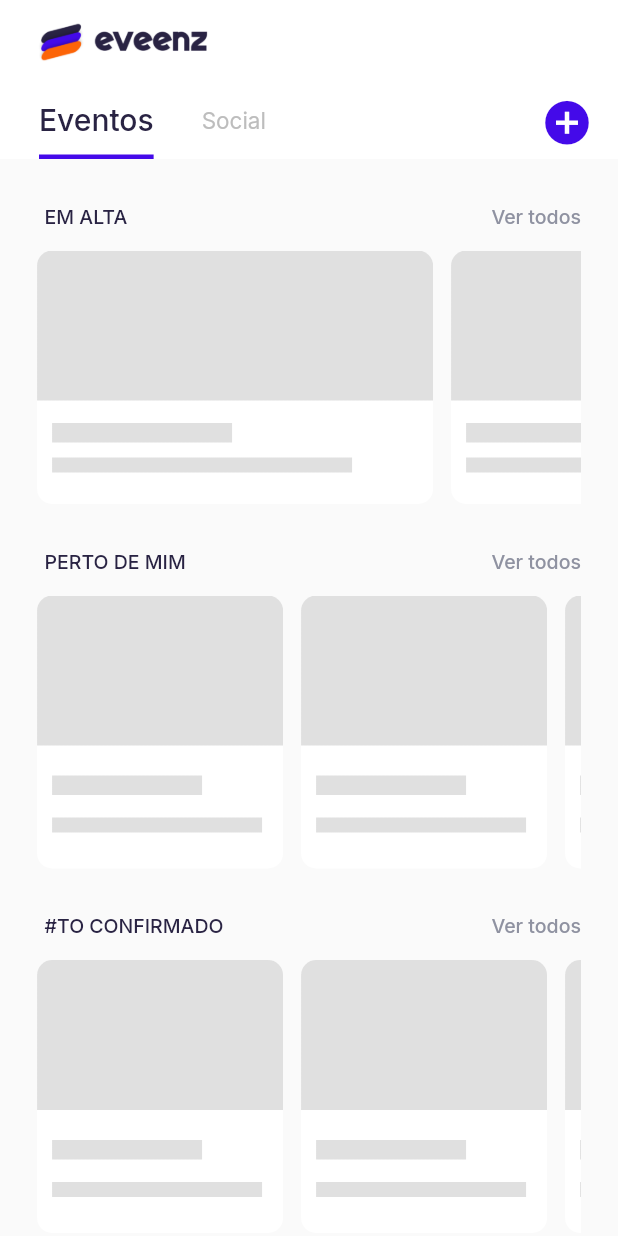
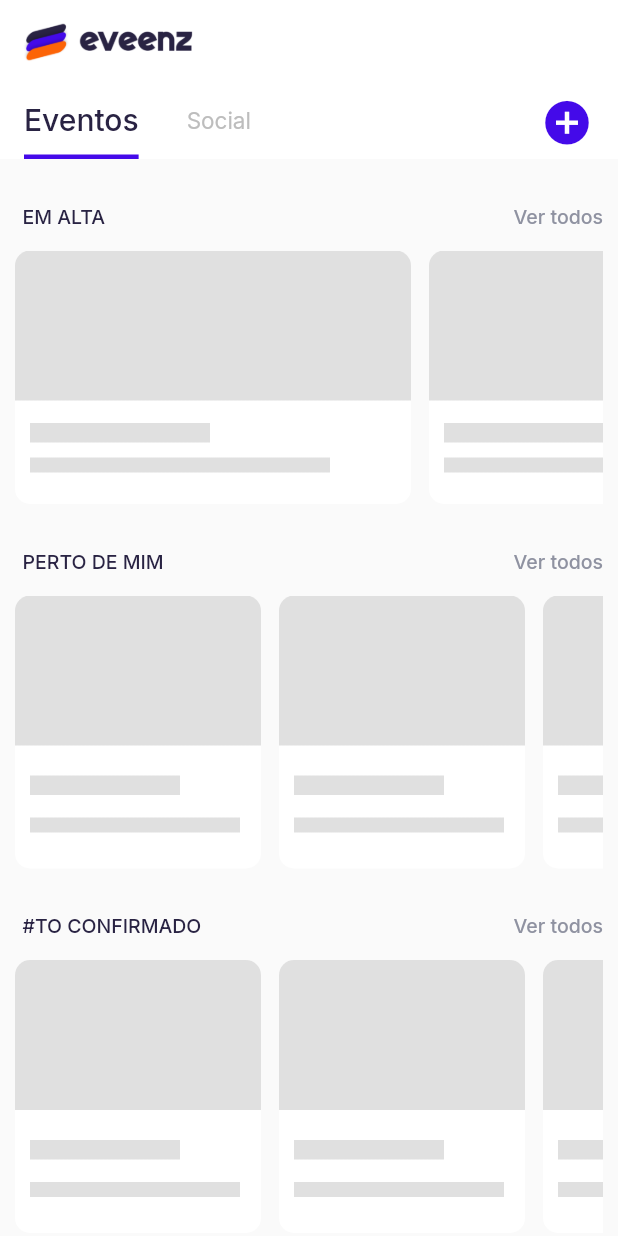
Before and after one commit to mvelosos/eveenz-mobile, a Flutter app: the HomePage screen opened by its route, on a phone screen of 412 x 824 dp. Run offline on Flutter 3.47's test engine with Material 2 defaults, Android fonts, the phone set to English and light mode, and no system bars; drawn by our look-alikes of shimmer; our stand-ins replace auto_size_text, carousel_slider, dartz, device_preview, dio, font_awesome_flutter and 12 more; missing offline and left inert: action_cable, flutter_facebook_auth, onesignal_flutter; accounts and stored records are empty.

Commit message:
padding updates

```diff
--- a/lib/app/pages/home/home_page.dart
+++ b/lib/app/pages/home/home_page.dart
@@ -24,7 +24,7 @@ class _HomePageState extends State<HomePage> {
             fit: BoxFit.cover,
             height: 27,
           ),
-          titleSpacing: 25,
+          titleSpacing: 15,
           centerTitle: false,
           backgroundColor: Colors.white,
           shadowColor: Colors.transparent,
@@ -33,7 +33,7 @@ class _HomePageState extends State<HomePage> {
           bottom: PreferredSize(
             preferredSize: Size.fromHeight(50),
             child: Container(
-              margin: EdgeInsets.only(left: 10, right: 10),
+              // margin: EdgeInsets.only(left: 10, right: 10),
               color: Colors.white,
               child: Row(
                 mainAxisAlignment: MainAxisAlignment.spaceBetween,
@@ -64,9 +64,11 @@ class _HomePageState extends State<HomePage> {
                       ],
                     ),
                   ),
-                  Container(
+                  Padding(
+                    padding: const EdgeInsets.only(right: 10),
+                    child: Container(
                       child: MaterialButton(
-                      padding: EdgeInsets.all(0),
+                        padding: EdgeInsets.only(),
                         minWidth: 0,
                         onPressed: () {
                           Get.to(() => NewEventPage());
@@ -75,6 +77,7 @@ class _HomePageState extends State<HomePage> {
                           Icons.add_circle,
                           size: 35,
                           color: AppColors.purple,
+                        ),
                       ),
                     ),
                   )
--- a/lib/app/pages/home/widgets/events_tab_view.dart
+++ b/lib/app/pages/home/widgets/events_tab_view.dart
@@ -17,10 +17,7 @@ class _EventsTabViewState extends State<EventsTabView> {
     return RefreshIndicator(
       onRefresh: () async {},
       child: Container(
-        padding: EdgeInsets.only(
-          left: _size.width * .06,
-          right: _size.width * .06,
-        ),
+        padding: EdgeInsets.only(left: 10, right: 10),
         child: SingleChildScrollView(
           physics: AlwaysScrollableScrollPhysics(),
           scrollDirection: Axis.vertical,
```
Lines whose indentation alone changed are shown as unchanged.
